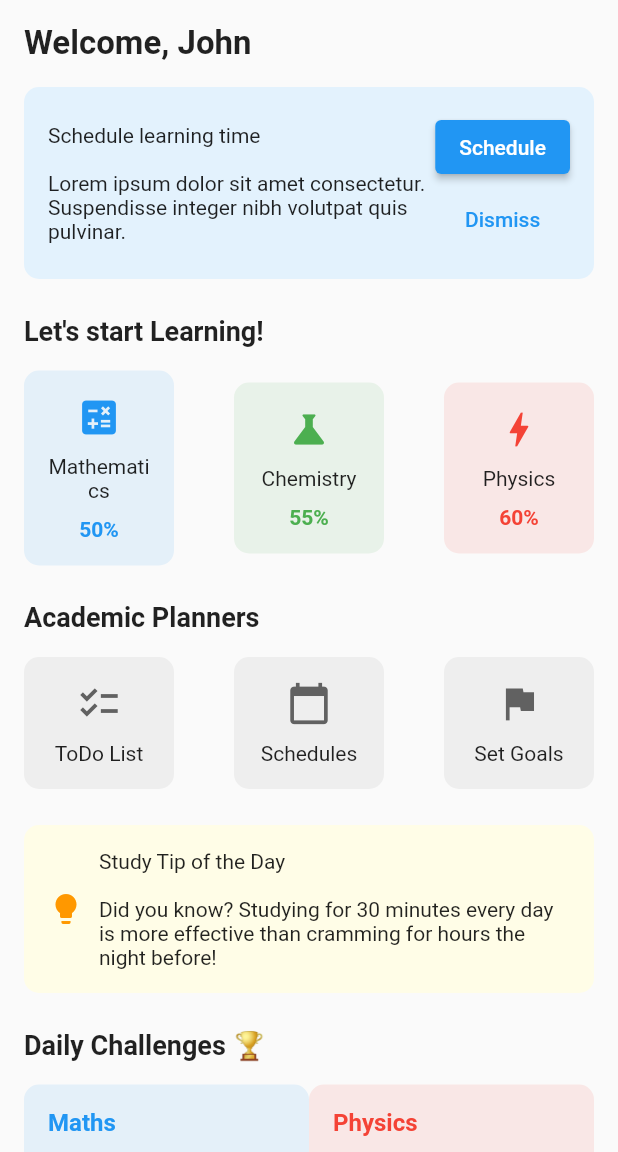
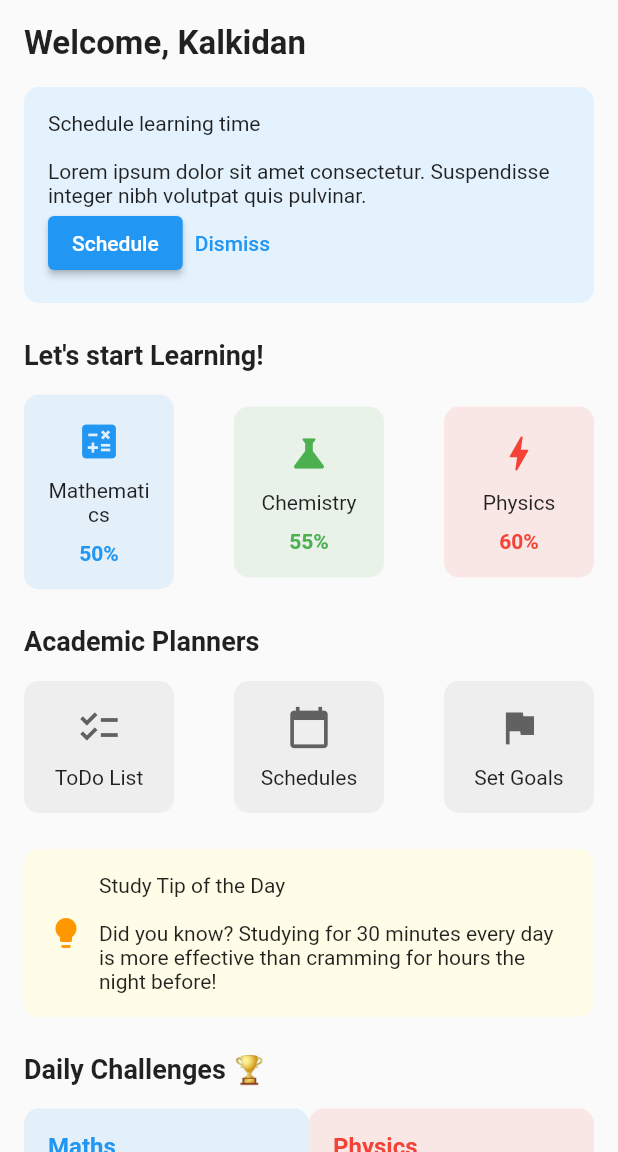
Before and after one commit to soliana-k/studyGPT-flutter, a Flutter app: the screen it shows after launch, on a phone screen of 412 x 824 dp, the part 84-1236 px from its top. Run offline on Flutter 3.47's test engine with Material 2 defaults, Android fonts, the phone set to English and light mode, and no system bars.

Commit message:
modified the schedule box

```diff
--- a/lib/main.dart
+++ b/lib/main.dart
@@ -32,7 +32,7 @@ class StudyGPTHome extends StatelessWidget {
           crossAxisAlignment: CrossAxisAlignment.start,
           children: [
             Text(
-              "Welcome, John",
+              "Welcome, Kalkidan",
               style: TextStyle(fontSize: 22, fontWeight: FontWeight.bold),
             ),
             SizedBox(height: 16),
@@ -43,16 +43,14 @@ class StudyGPTHome extends StatelessWidget {
                 color: Colors.blue[50],
                 borderRadius: BorderRadius.circular(10),
               ),
-              child: Row(
+              child: Column(
                 mainAxisAlignment: MainAxisAlignment.spaceBetween,
                 children: [
-                  Expanded(
-                    child: Text(
-                      "Schedule learning time\n\nLorem ipsum dolor sit amet consectetur. Suspendisse integer nibh volutpat quis pulvinar.",
-                      style: TextStyle(fontSize: 14),
-                    ),
+                  Text(
+                    "Schedule learning time\n\nLorem ipsum dolor sit amet consectetur. Suspendisse integer nibh volutpat quis pulvinar.",
+                    style: TextStyle(fontSize: 14),
                   ),
-                  Column(
+                  Row(
                     children: [
                       ElevatedButton(
                         onPressed: () {},
```
